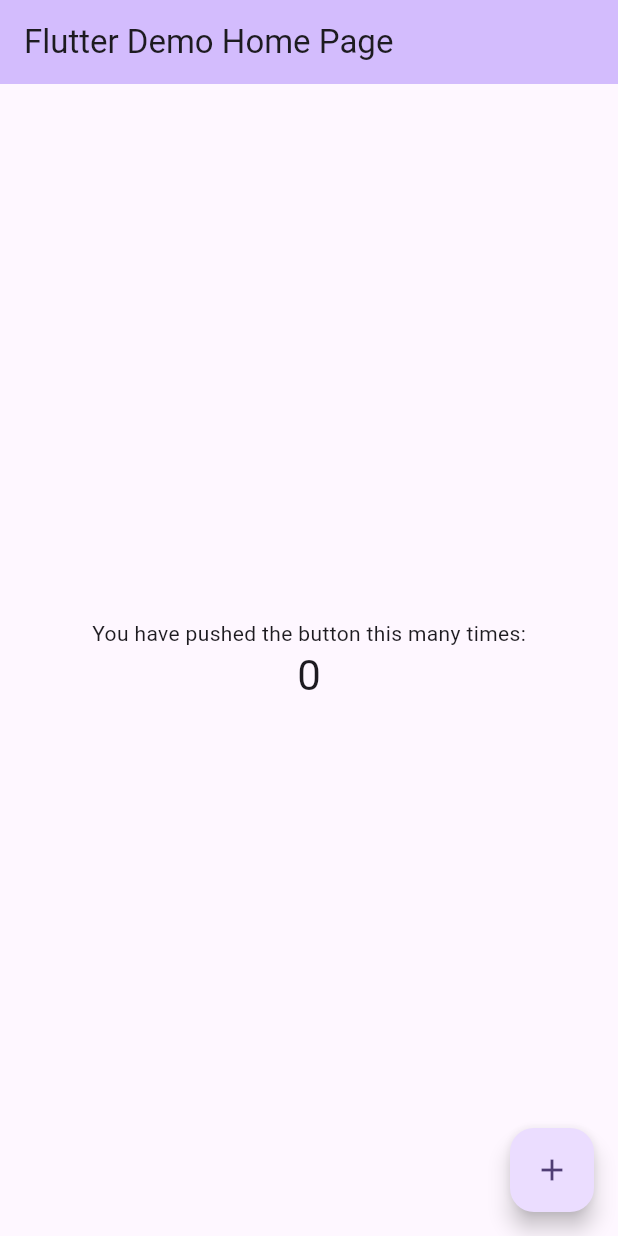
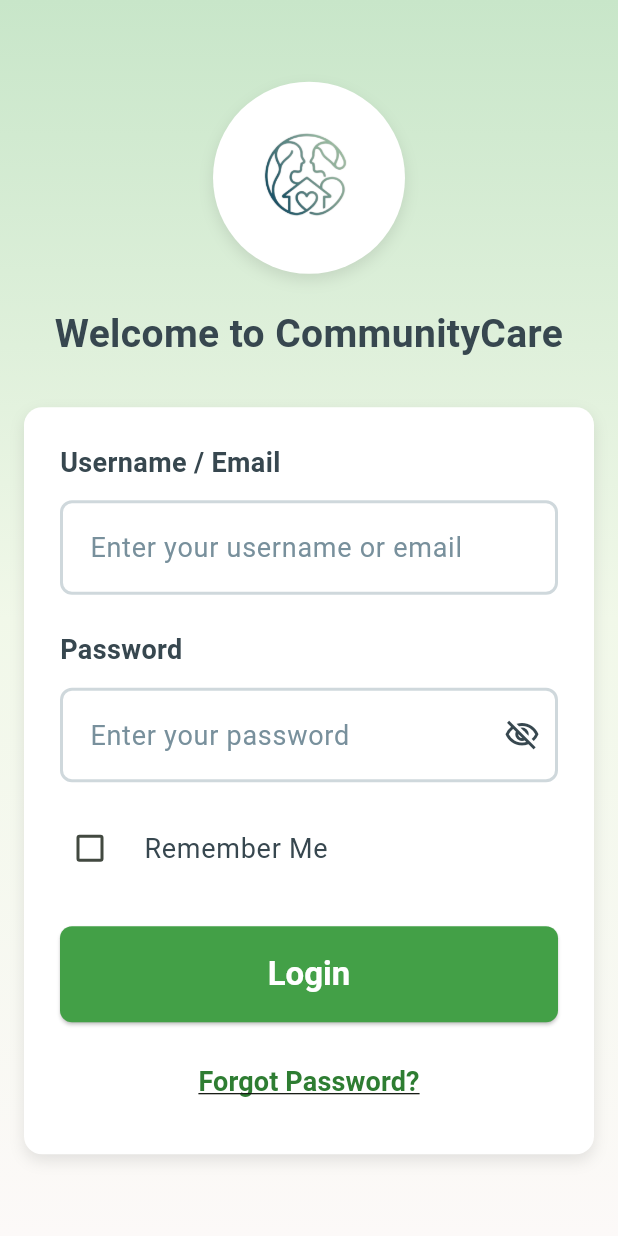
Before and after one commit to ccliaxy/CommunityCare, a Flutter app: the screen it shows after launch, on a phone screen of 412 x 824 dp. Run offline on Flutter 3.47's test engine with Material 3 defaults, Android fonts, the phone set to English and light mode, and no system bars.

Commit message:
create login_page

```diff
--- a/mobile_app/lib/main.dart
+++ b/mobile_app/lib/main.dart
@@ -1,4 +1,5 @@
 import 'package:flutter/material.dart';
+import 'screens/auth/login_page.dart';
 
 void main() {
   runApp(const MyApp());
@@ -7,116 +8,18 @@ void main() {
 class MyApp extends StatelessWidget {
   const MyApp({super.key});
 
-  // This widget is the root of your application.
   @override
   Widget build(BuildContext context) {
     return MaterialApp(
-      title: 'Flutter Demo',
+      title: 'CommunityCare',
+      debugShowCheckedModeBanner: false,
       theme: ThemeData(
-        // This is the theme of your application.
-        //
-        // TRY THIS: Try running your application with "flutter run". You'll see
-        // the application has a purple toolbar. Then, without quitting the app,
-        // try changing the seedColor in the colorScheme below to Colors.green
-        // and then invoke "hot reload" (save your changes or press the "hot
-        // reload" button in a Flutter-supported IDE, or press "r" if you used
-        // the command line to start the app).
-        //
-        // Notice that the counter didn't reset back to zero; the application
-        // state is not lost during the reload. To reset the state, use hot
-        // restart instead.
-        //
-        // This works for code too, not just values: Most code changes can be
-        // tested with just a hot reload.
-        colorScheme: .fromSeed(seedColor: Colors.deepPurple),
+        colorScheme: ColorScheme.fromSeed(
+          seedColor: const Color(0xFF43A047),
+        ),
+        useMaterial3: true,
       ),
-      home: const MyHomePage(title: 'Flutter Demo Home Page'),
+      home: const LoginPage(),
     );
   }
 }
-
-class MyHomePage extends StatefulWidget {
-  const MyHomePage({super.key, required this.title});
-
-  // This widget is the home page of your application. It is stateful, meaning
-  // that it has a State object (defined below) that contains fields that affect
-  // how it looks.
-
-  // This class is the configuration for the state. It holds the values (in this
-  // case the title) provided by the parent (in this case the App widget) and
-  // used by the build method of the State. Fields in a Widget subclass are
-  // always marked "final".
-
-  final String title;
-
-  @override
-  State<MyHomePage> createState() => _MyHomePageState();
-}
-
-class _MyHomePageState extends State<MyHomePage> {
-  int _counter = 0;
-
-  void _incrementCounter() {
-    setState(() {
-      // This call to setState tells the Flutter framework that something has
-      // changed in this State, which causes it to rerun the build method below
-      // so that the display can reflect the updated values. If we changed
-      // _counter without calling setState(), then the build method would not be
-      // called again, and so nothing would appear to happen.
-      _counter++;
-    });
-  }
-
-  @override
-  Widget build(BuildContext context) {
-    // This method is rerun every time setState is called, for instance as done
-    // by the _incrementCounter method above.
-    //
-    // The Flutter framework has been optimized to make rerunning build methods
-    // fast, so that you can just rebuild anything that needs updating rather
-    // than having to individually change instances of widgets.
-    return Scaffold(
-      appBar: AppBar(
-        // TRY THIS: Try changing the color here to a specific color (to
-        // Colors.amber, perhaps?) and trigger a hot reload to see the AppBar
-        // change color while the other colors stay the same.
-        backgroundColor: Theme.of(context).colorScheme.inversePrimary,
-        // Here we take the value from the MyHomePage object that was created by
-        // the App.build method, and use it to set our appbar title.
-        title: Text(widget.title),
-      ),
-      body: Center(
-        // Center is a layout widget. It takes a single child and positions it
-        // in the middle of the parent.
-        child: Column(
-          // Column is also a layout widget. It takes a list of children and
-          // arranges them vertically. By default, it sizes itself to fit its
-          // children horizontally, and tries to be as tall as its parent.
-          //
-          // Column has various properties to control how it sizes itself and
-          // how it positions its children. Here we use mainAxisAlignment to
-          // center the children vertically; the main axis here is the vertical
-          // axis because Columns are vertical (the cross axis would be
-          // horizontal).
-          //
-          // TRY THIS: Invoke "debug painting" (choose the "Toggle Debug Paint"
-          // action in the IDE, or press "p" in the console), to see the
-          // wireframe for each widget.
-          mainAxisAlignment: .center,
-          children: [
-            const Text('You have pushed the button this many times:'),
-            Text(
-              '$_counter',
-              style: Theme.of(context).textTheme.headlineMedium,
-            ),
-          ],
-        ),
-      ),
-      floatingActionButton: FloatingActionButton(
-        onPressed: _incrementCounter,
-        tooltip: 'Increment',
-        child: const Icon(Icons.add),
-      ),
-    );
-  }
-}
--- /dev/null
+++ b/mobile_app/lib/screens/auth/login_page.dart
@@ -0,0 +1,359 @@
+import 'package:flutter/material.dart';
+
+class LoginPage extends StatefulWidget {
+  const LoginPage({super.key});
+
+  @override
+  State<LoginPage> createState() => _LoginPageState();
+}
+
+class _LoginPageState extends State<LoginPage> {
+  final _formKey = GlobalKey<FormState>();
+  final _usernameController = TextEditingController();
+  final _passwordController = TextEditingController();
+
+  bool _obscurePassword = true;
+  bool _rememberMe = false;
+
+  static const _green = Color(0xFF43A047);
+  static const _textColor = Color(0xFF37474F);
+
+  @override
+  void dispose() {
+    _usernameController.dispose();
+    _passwordController.dispose();
+    super.dispose();
+  }
+
+  void _showMessage(String message) {
+    ScaffoldMessenger.of(context)
+      ..hideCurrentSnackBar()
+      ..showSnackBar(
+        SnackBar(content: Text(message)),
+      );
+  }
+
+  void _login() {
+    if (!_formKey.currentState!.validate()) {
+      return;
+    }
+
+    FocusScope.of(context).unfocus();
+
+    // TODO: Connect to the backend login API.
+    // Navigate according to the role returned by the backend.
+    _showMessage(
+      'Login is not connected yet. This is a UI preview.',
+    );
+  }
+
+  InputDecoration _inputDecoration({
+    required String hint,
+    Widget? suffixIcon,
+  }) {
+    return InputDecoration(
+      hintText: hint,
+      hintStyle: const TextStyle(
+        color: Color(0xFF78909C),
+        fontSize: 18,
+      ),
+      filled: true,
+      fillColor: Colors.white,
+      contentPadding: const EdgeInsets.symmetric(
+        horizontal: 16,
+        vertical: 18,
+      ),
+      suffixIcon: suffixIcon,
+      errorMaxLines: 3,
+      border: OutlineInputBorder(
+        borderRadius: BorderRadius.circular(8),
+      ),
+      enabledBorder: OutlineInputBorder(
+        borderRadius: BorderRadius.circular(8),
+        borderSide: const BorderSide(
+          color: Color(0xFFCFD8DC),
+          width: 2,
+        ),
+      ),
+      focusedBorder: OutlineInputBorder(
+        borderRadius: BorderRadius.circular(8),
+        borderSide: const BorderSide(
+          color: _green,
+          width: 2,
+        ),
+      ),
+      errorBorder: OutlineInputBorder(
+        borderRadius: BorderRadius.circular(8),
+        borderSide: const BorderSide(
+          color: Colors.red,
+          width: 2,
+        ),
+      ),
+      focusedErrorBorder: OutlineInputBorder(
+        borderRadius: BorderRadius.circular(8),
+        borderSide: const BorderSide(
+          color: Colors.red,
+          width: 2,
+        ),
+      ),
+    );
+  }
+
+  @override
+  Widget build(BuildContext context) {
+    return Scaffold(
+      body: Container(
+        width: double.infinity,
+        height: double.infinity,
+        decoration: const BoxDecoration(
+          gradient: LinearGradient(
+            begin: Alignment.topCenter,
+            end: Alignment.bottomCenter,
+            colors: [
+              Color(0xFFC8E6C9),
+              Color(0xFFF1F8E9),
+              Color(0xFFFCF9F8),
+            ],
+          ),
+        ),
+        child: SafeArea(
+          child: LayoutBuilder(
+            builder: (context, constraints) {
+              return SingleChildScrollView(
+                keyboardDismissBehavior:
+                ScrollViewKeyboardDismissBehavior.onDrag,
+                child: ConstrainedBox(
+                  constraints: BoxConstraints(
+                    minHeight: constraints.maxHeight,
+                  ),
+                  child: Padding(
+                    padding: const EdgeInsets.symmetric(
+                      horizontal: 16,
+                      vertical: 32,
+                    ),
+                    child: Center(
+                      child: ConstrainedBox(
+                        constraints: const BoxConstraints(
+                          maxWidth: 448,
+                        ),
+                        child: Column(
+                          mainAxisSize: MainAxisSize.min,
+                          children: [
+                            // Replace with your CommunityCare logo later.
+                            Container(
+                              width: 128,
+                              height: 128,
+                              decoration: const BoxDecoration(
+                                color: Colors.white,
+                                shape: BoxShape.circle,
+                                boxShadow: [
+                                  BoxShadow(
+                                    color: Color(0x19000000),
+                                    blurRadius: 8,
+                                    offset: Offset(0, 4),
+                                  ),
+                                ],
+                              ),
+                              child: Padding(
+                                padding: const EdgeInsets.all(16),
+                                child: Image.asset(
+                                  'assets/images/communitycare_logo.png',
+                                  fit: BoxFit.contain,
+                                  semanticLabel: 'CommunityCare logo',
+                                ),
+                              ),
+                            ),
+                            const SizedBox(height: 24),
+                            const Text(
+                              'Welcome to CommunityCare',
+                              textAlign: TextAlign.center,
+                              style: TextStyle(
+                                color: _textColor,
+                                fontSize: 26,
+                                fontWeight: FontWeight.w700,
+                                height: 1.25,
+                              ),
+                            ),
+                            const SizedBox(height: 32),
+
+                            // Shared login form for elderly and family users.
+                            Container(
+                              width: double.infinity,
+                              padding: const EdgeInsets.all(24),
+                              decoration: BoxDecoration(
+                                color: Colors.white,
+                                borderRadius: BorderRadius.circular(12),
+                                boxShadow: const [
+                                  BoxShadow(
+                                    color: Color(0x19000000),
+                                    blurRadius: 8,
+                                    offset: Offset(0, 4),
+                                  ),
+                                ],
+                              ),
+                              child: Form(
+                                key: _formKey,
+                                child: Column(
+                                  crossAxisAlignment:
+                                  CrossAxisAlignment.stretch,
+                                  children: [
+                                    const Text(
+                                      'Username / Email',
+                                      style: TextStyle(
+                                        color: _textColor,
+                                        fontSize: 18,
+                                        fontWeight: FontWeight.w600,
+                                      ),
+                                    ),
+                                    const SizedBox(height: 12),
+                                    TextFormField(
+                                      controller: _usernameController,
+                                      decoration: _inputDecoration(
+                                        hint: 'Enter your username or email',
+                                      ),
+                                      style: const TextStyle(
+                                        color: _textColor,
+                                        fontSize: 18,
+                                      ),
+                                      textInputAction: TextInputAction.next,
+                                      autocorrect: false,
+                                      enableSuggestions: false,
+                                      validator: (value) {
+                                        if (value == null ||
+                                            value.trim().isEmpty) {
+                                          return 'Please enter your username or email.';
+                                        }
+                                        return null;
+                                      },
+                                    ),
+                                    const SizedBox(height: 24),
+                                    const Text(
+                                      'Password',
+                                      style: TextStyle(
+                                        color: _textColor,
+                                        fontSize: 18,
+                                        fontWeight: FontWeight.w600,
+                                      ),
+                                    ),
+                                    const SizedBox(height: 12),
+                                    TextFormField(
+                                      controller: _passwordController,
+                                      obscureText: _obscurePassword,
+                                      autocorrect: false,
+                                      enableSuggestions: false,
+                                      style: const TextStyle(
+                                        color: _textColor,
+                                        fontSize: 18,
+                                      ),
+                                      decoration: _inputDecoration(
+                                        hint: 'Enter your password',
+                                        suffixIcon: IconButton(
+                                          tooltip: _obscurePassword
+                                              ? 'Show password'
+                                              : 'Hide password',
+                                          onPressed: () {
+                                            setState(() {
+                                              _obscurePassword =
+                                              !_obscurePassword;
+                                            });
+                                          },
+                                          icon: Icon(
+                                            _obscurePassword
+                                                ? Icons.visibility_off_outlined
+                                                : Icons.visibility_outlined,
+                                            color: _textColor,
+                                          ),
+                                        ),
+                                      ),
+                                      textInputAction: TextInputAction.done,
+                                      onFieldSubmitted: (_) => _login(),
+                                      validator: (value) {
+                                        if (value == null || value.isEmpty) {
+                                          return 'Please enter your password.';
+                                        }
+                                        return null;
+                                      },
+                                    ),
+                                    const SizedBox(height: 16),
+                                    CheckboxListTile(
+                                      contentPadding: EdgeInsets.zero,
+                                      controlAffinity:
+                                      ListTileControlAffinity.leading,
+                                      activeColor: _green,
+                                      title: const Text(
+                                        'Remember Me',
+                                        style: TextStyle(
+                                          color: _textColor,
+                                          fontSize: 18,
+                                        ),
+                                      ),
+                                      value: _rememberMe,
+                                      onChanged: (value) {
+                                        setState(() {
+                                          _rememberMe = value ?? false;
+                                        });
+                                      },
+                                    ),
+                                    const SizedBox(height: 24),
+                                    ElevatedButton(
+                                      onPressed: _login,
+                                      style: ElevatedButton.styleFrom(
+                                        backgroundColor: _green,
+                                        foregroundColor: Colors.white,
+                                        minimumSize: const Size(0, 64),
+                                        padding: const EdgeInsets.symmetric(
+                                          horizontal: 16,
+                                          vertical: 16,
+                                        ),
+                                        shape: RoundedRectangleBorder(
+                                          borderRadius:
+                                          BorderRadius.circular(8),
+                                        ),
+                                        textStyle: const TextStyle(
+                                          fontSize: 22,
+                                          fontWeight: FontWeight.w700,
+                                        ),
+                                      ),
+                                      child: const Text('Login'),
+                                    ),
+                                    const SizedBox(height: 16),
+                                    TextButton(
+                                      onPressed: () {
+                                        _showMessage(
+                                          'Password reset is not connected yet.',
+                                        );
+                                      },
+                                      style: TextButton.styleFrom(
+                                        foregroundColor:
+                                        const Color(0xFF2E7D32),
+                                        minimumSize: const Size(0, 48),
+                                      ),
+                                      child: const Text(
+                                        'Forgot Password?',
+                                        textAlign: TextAlign.center,
+                                        style: TextStyle(
+                                          fontSize: 18,
+                                          fontWeight: FontWeight.w600,
+                                          decoration:
+                                          TextDecoration.underline,
+                                        ),
+                                      ),
+                                    ),
+                                  ],
+                                ),
+                              ),
+                            ),
+                          ],
+                        ),
+                      ),
+                    ),
+                  ),
+                ),
+              );
+            },
+          ),
+        ),
+      ),
+    );
+  }
+}
--- a/mobile_app/pubspec.yaml
+++ b/mobile_app/pubspec.yaml
@@ -61,6 +61,8 @@ flutter:
   # assets:
   #   - images/a_dot_burr.jpeg
   #   - images/a_dot_ham.jpeg
+  assets:
+    - assets/images/
 
   # An image asset can refer to one or more resolution-specific "variants", see
   # https://flutter.dev/to/resolution-aware-images
```
Also changed, not shown: mobile_app/assets/images/communitycare_logo.png (added).
